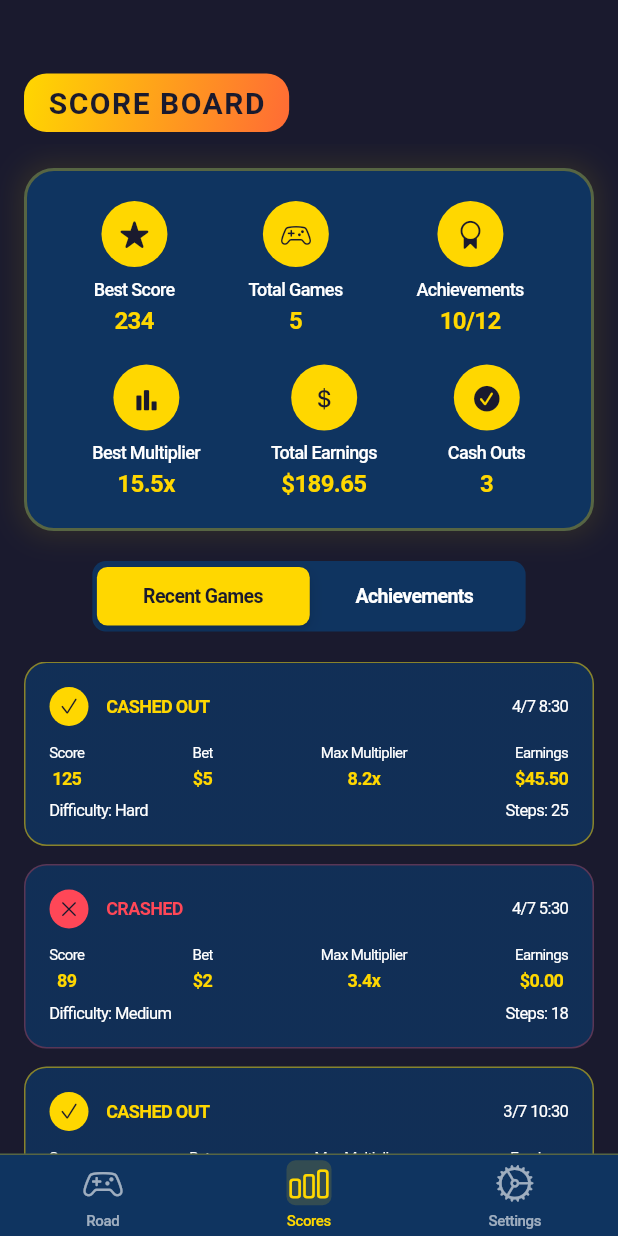
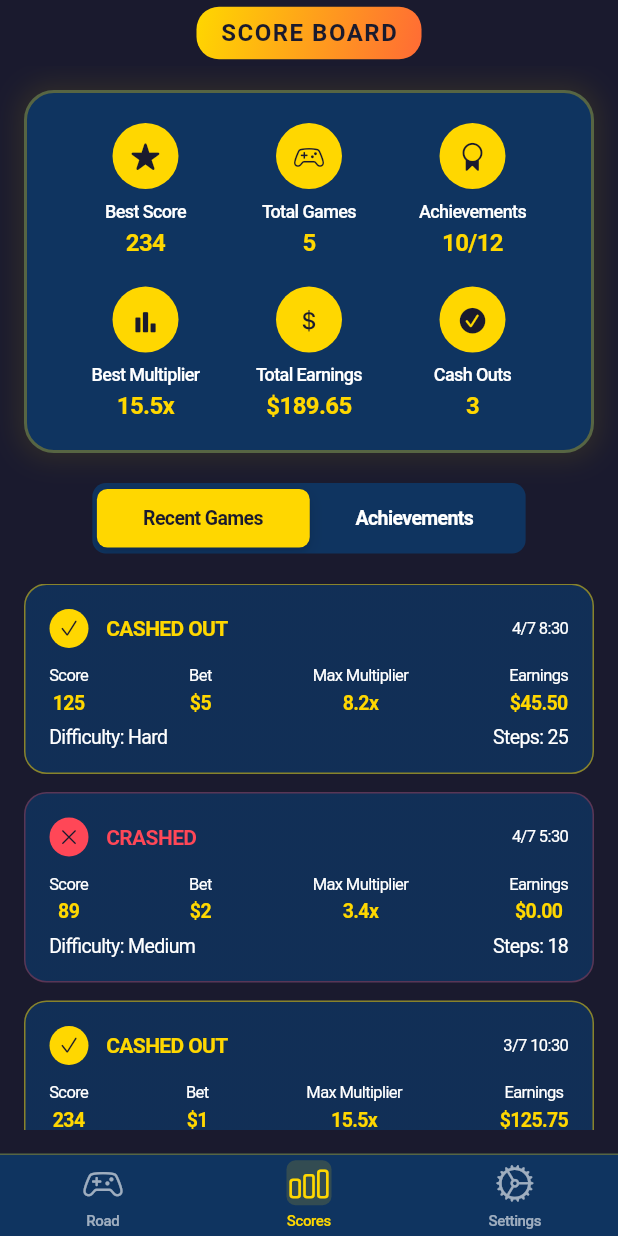
Before and after one commit to md-dvl/chicken_road_hc, a Flutter app: the screen it shows after launch, item 2 of the bottom bar chosen, on a phone screen of 412 x 824 dp. Run offline on Flutter 3.47's test engine with Material 3 defaults, Android fonts, the light colour scheme and no system bars.

Commit message:
25 commit

```diff
--- a/lib/screens/score_board_screen.dart
+++ b/lib/screens/score_board_screen.dart
@@ -18,9 +18,6 @@ class _ScoreBoardScreenState extends State<ScoreBoardScreen> {
   static const Color greyMultiplier = Color(0xFF0F3460);
   static const Color whiteText = Color(0xFFFFFFFF);
   static const Color accentOrange = Color(0xFFFF6B35);
-  static const Color accentBlue = Color(0xFF2ECC71);
-  static const Color accentPurple = Color(0xFF9B59B6);
-  static const Color greenButton = Color(0xFF00FF87);
   static const Color redColor = Color(0xFFFF4757);
 
   // Mock data for demonstration
@@ -165,22 +162,26 @@ class _ScoreBoardScreenState extends State<ScoreBoardScreen> {
   ];
 
   // Calculated stats from mock data
-  int get _bestScore => _mockGames.map((g) => g['score'] as int).reduce((a, b) => a > b ? a : b);
+  int get _bestScore =>
+      _mockGames.map((g) => g['score'] as int).reduce((a, b) => a > b ? a : b);
   int get _totalGames => _mockGames.length;
-  double get _totalEarnings => _mockGames.fold(0.0, (sum, g) => sum + (g['earnings'] as double));
-  double get _bestMultiplier => _mockGames.map((g) => g['maxMultiplier'] as double).reduce((a, b) => a > b ? a : b);
-  int get _successfulCashouts => _mockGames.where((g) => g['cashedOut'] as bool).length;
-  int get _unlockedAchievements => _achievements.where((a) => a['unlocked'] as bool).length;
+  double get _totalEarnings =>
+      _mockGames.fold(0.0, (sum, g) => sum + (g['earnings'] as double));
+  double get _bestMultiplier => _mockGames
+      .map((g) => g['maxMultiplier'] as double)
+      .reduce((a, b) => a > b ? a : b);
+  int get _successfulCashouts =>
+      _mockGames.where((g) => g['cashedOut'] as bool).length;
+  int get _unlockedAchievements =>
+      _achievements.where((a) => a['unlocked'] as bool).length;
 
   @override
   Widget build(BuildContext context) {
     return CupertinoPageScaffold(
       backgroundColor: darkBackground,
-      child: CustomScrollView(
-        slivers: [
-          CupertinoSliverNavigationBar(
+      navigationBar: CupertinoNavigationBar(
         backgroundColor: panelGrey,
-            largeTitle: Container(
+        middle: Container(
           padding: const EdgeInsets.symmetric(horizontal: 16, vertical: 8),
           decoration: BoxDecoration(
             gradient: LinearGradient(
@@ -194,14 +195,14 @@ class _ScoreBoardScreenState extends State<ScoreBoardScreen> {
             'SCORE BOARD',
             style: TextStyle(
               color: darkBackground,
-                  fontSize: 20,
+              fontSize: 16,
               fontWeight: FontWeight.bold,
               letterSpacing: 1.0,
             ),
           ),
         ),
       ),
-          SliverToBoxAdapter(
+      child: SafeArea(
         child: Padding(
           padding: const EdgeInsets.all(16.0),
           child: Column(
@@ -210,12 +211,10 @@ class _ScoreBoardScreenState extends State<ScoreBoardScreen> {
               const SizedBox(height: 20),
               _buildTabSelector(),
               const SizedBox(height: 20),
-                  _buildTabContent(),
+              Expanded(child: _buildTabContent()),
             ],
           ),
         ),
-          ),
-        ],
       ),
     );
   }
@@ -230,10 +229,7 @@ class _ScoreBoardScreenState extends State<ScoreBoardScreen> {
           end: Alignment.bottomRight,
         ),
         borderRadius: BorderRadius.circular(20),
-        border: Border.all(
-          color: goldColor.withOpacity(0.3),
-          width: 2,
-        ),
+        border: Border.all(color: goldColor.withOpacity(0.3), width: 2),
         boxShadow: [
           BoxShadow(
             color: goldColor.withOpacity(0.1),
@@ -245,20 +241,44 @@ class _ScoreBoardScreenState extends State<ScoreBoardScreen> {
       child: Column(
         children: [
           Row(
-            mainAxisAlignment: MainAxisAlignment.spaceAround,
+            mainAxisAlignment: MainAxisAlignment.spaceEvenly,
             children: [
-              _buildStatItem('Best Score', _bestScore.toString(), CupertinoIcons.star_fill),
-              _buildStatItem('Total Games', _totalGames.toString(), CupertinoIcons.game_controller),
-              _buildStatItem('Achievements', '$_unlockedAchievements/${_achievements.length}', CupertinoIcons.rosette),
+              _buildStatItem(
+                'Best Score',
+                _bestScore.toString(),
+                CupertinoIcons.star_fill,
+              ),
+              _buildStatItem(
+                'Total Games',
+                _totalGames.toString(),
+                CupertinoIcons.game_controller,
+              ),
+              _buildStatItem(
+                'Achievements',
+                '$_unlockedAchievements/${_achievements.length}',
+                CupertinoIcons.rosette,
+              ),
             ],
           ),
           const SizedBox(height: 20),
           Row(
-            mainAxisAlignment: MainAxisAlignment.spaceAround,
+            mainAxisAlignment: MainAxisAlignment.spaceEvenly,
             children: [
-              _buildStatItem('Best Multiplier', '${_bestMultiplier.toStringAsFixed(1)}x', CupertinoIcons.chart_bar_alt_fill),
-              _buildStatItem('Total Earnings', '\$${_totalEarnings.toStringAsFixed(2)}', CupertinoIcons.money_dollar),
-              _buildStatItem('Cash Outs', _successfulCashouts.toString(), CupertinoIcons.checkmark_circle_fill),
+              _buildStatItem(
+                'Best Multiplier',
+                '${_bestMultiplier.toStringAsFixed(1)}x',
+                CupertinoIcons.chart_bar_alt_fill,
+              ),
+              _buildStatItem(
+                'Total Earnings',
+                '\$${_totalEarnings.toStringAsFixed(2)}',
+                CupertinoIcons.money_dollar,
+              ),
+              _buildStatItem(
+                'Cash Outs',
+                _successfulCashouts.toString(),
+                CupertinoIcons.checkmark_circle_fill,
+              ),
             ],
           ),
         ],
@@ -267,23 +287,19 @@ class _ScoreBoardScreenState extends State<ScoreBoardScreen> {
   }
 
   Widget _buildStatItem(String label, String value, IconData icon) {
-    return Column(
+    return SizedBox(
+      width: 100,
+      child: Column(
         children: [
           Container(
             padding: const EdgeInsets.all(12),
-          decoration: BoxDecoration(
-            color: goldColor,
-            shape: BoxShape.circle,
-          ),
-          child: Icon(
-            icon,
-            color: darkBackground,
-            size: 20,
-          ),
+            decoration: BoxDecoration(color: goldColor, shape: BoxShape.circle),
+            child: Icon(icon, color: darkBackground, size: 20),
           ),
           const SizedBox(height: 8),
           Text(
             label,
+            textAlign: TextAlign.center,
             style: const TextStyle(
               color: whiteText,
               fontSize: 12,
@@ -293,6 +309,7 @@ class _ScoreBoardScreenState extends State<ScoreBoardScreen> {
           const SizedBox(height: 4),
           Text(
             value,
+            textAlign: TextAlign.center,
             style: const TextStyle(
               color: goldColor,
               fontSize: 16,
@@ -300,6 +317,7 @@ class _ScoreBoardScreenState extends State<ScoreBoardScreen> {
             ),
           ),
         ],
+      ),
     );
   }
 
@@ -348,9 +366,7 @@ class _ScoreBoardScreenState extends State<ScoreBoardScreen> {
   }
 
   Widget _buildRecentGames() {
-    return Container(
-      constraints: const BoxConstraints(maxHeight: 400),
-      child: ListView.builder(
+    return ListView.builder(
       itemCount: _mockGames.length,
       itemBuilder: (context, index) {
         final game = _mockGames[index];
@@ -359,13 +375,18 @@ class _ScoreBoardScreenState extends State<ScoreBoardScreen> {
           padding: const EdgeInsets.all(16),
           decoration: BoxDecoration(
             gradient: LinearGradient(
-                colors: [panelGrey.withOpacity(0.8), greyMultiplier.withOpacity(0.8)],
+              colors: [
+                panelGrey.withOpacity(0.8),
+                greyMultiplier.withOpacity(0.8),
+              ],
               begin: Alignment.centerLeft,
               end: Alignment.centerRight,
             ),
             borderRadius: BorderRadius.circular(15),
             border: Border.all(
-                color: game['cashedOut'] ? goldColor.withOpacity(0.5) : redColor.withOpacity(0.3),
+              color: game['cashedOut']
+                  ? goldColor.withOpacity(0.5)
+                  : redColor.withOpacity(0.3),
               width: 1,
             ),
           ),
@@ -384,7 +405,9 @@ class _ScoreBoardScreenState extends State<ScoreBoardScreen> {
                           shape: BoxShape.circle,
                         ),
                         child: Icon(
-                            game['cashedOut'] ? CupertinoIcons.checkmark : CupertinoIcons.xmark,
+                          game['cashedOut']
+                              ? CupertinoIcons.checkmark
+                              : CupertinoIcons.xmark,
                           color: darkBackground,
                           size: 14,
                         ),
@@ -395,17 +418,14 @@ class _ScoreBoardScreenState extends State<ScoreBoardScreen> {
                         style: TextStyle(
                           color: game['cashedOut'] ? goldColor : redColor,
                           fontWeight: FontWeight.bold,
-                            fontSize: 12,
+                          fontSize: 14,
                         ),
                       ),
                     ],
                   ),
                   Text(
                     '${game['date'].day}/${game['date'].month} ${game['date'].hour}:${game['date'].minute.toString().padLeft(2, '0')}',
-                      style: const TextStyle(
-                        color: whiteText,
-                        fontSize: 11,
-                      ),
+                    style: const TextStyle(color: whiteText, fontSize: 11),
                   ),
                 ],
               ),
@@ -415,8 +435,14 @@ class _ScoreBoardScreenState extends State<ScoreBoardScreen> {
                 children: [
                   _buildGameStatItem('Score', game['score'].toString()),
                   _buildGameStatItem('Bet', '\$${game['bet']}'),
-                    _buildGameStatItem('Max Multiplier', '${game['maxMultiplier'].toStringAsFixed(1)}x'),
-                    _buildGameStatItem('Earnings', '\$${game['earnings'].toStringAsFixed(2)}'),
+                  _buildGameStatItem(
+                    'Max Multiplier',
+                    '${game['maxMultiplier'].toStringAsFixed(1)}x',
+                  ),
+                  _buildGameStatItem(
+                    'Earnings',
+                    '\$${game['earnings'].toStringAsFixed(2)}',
+                  ),
                 ],
               ),
               const SizedBox(height: 8),
@@ -425,17 +451,11 @@ class _ScoreBoardScreenState extends State<ScoreBoardScreen> {
                 children: [
                   Text(
                     'Difficulty: ${game['difficulty']}',
-                      style: const TextStyle(
-                        color: whiteText,
-                        fontSize: 11,
-                      ),
+                    style: const TextStyle(color: whiteText, fontSize: 13),
                   ),
                   Text(
                     'Steps: ${game['stepsCompleted']}',
-                      style: const TextStyle(
-                        color: whiteText,
-                        fontSize: 11,
-                      ),
+                    style: const TextStyle(color: whiteText, fontSize: 13),
                   ),
                 ],
               ),
@@ -443,26 +463,19 @@ class _ScoreBoardScreenState extends State<ScoreBoardScreen> {
           ),
         );
       },
-      ),
     );
   }
 
   Widget _buildGameStatItem(String label, String value) {
     return Column(
       children: [
-        Text(
-          label,
-          style: const TextStyle(
-            color: whiteText,
-            fontSize: 10,
-          ),
-        ),
+        Text(label, style: const TextStyle(color: whiteText, fontSize: 11)),
         const SizedBox(height: 4),
         Text(
           value,
           style: const TextStyle(
             color: goldColor,
-            fontSize: 12,
+            fontSize: 13,
             fontWeight: FontWeight.bold,
           ),
         ),
@@ -471,9 +484,7 @@ class _ScoreBoardScreenState extends State<ScoreBoardScreen> {
   }
 
   Widget _buildAchievements() {
-    return Container(
-      constraints: const BoxConstraints(maxHeight: 400),
-      child: GridView.builder(
+    return GridView.builder(
       gridDelegate: const SliverGridDelegateWithFixedCrossAxisCount(
         crossAxisCount: 2,
         crossAxisSpacing: 12,
@@ -489,43 +500,50 @@ class _ScoreBoardScreenState extends State<ScoreBoardScreen> {
             gradient: LinearGradient(
               colors: achievement['unlocked']
                   ? [goldColor.withOpacity(0.2), accentOrange.withOpacity(0.2)]
-                    : [panelGrey.withOpacity(0.5), greyMultiplier.withOpacity(0.5)],
+                  : [
+                      panelGrey.withOpacity(0.5),
+                      greyMultiplier.withOpacity(0.5),
+                    ],
               begin: Alignment.topLeft,
               end: Alignment.bottomRight,
             ),
             borderRadius: BorderRadius.circular(15),
             border: Border.all(
-                color: achievement['unlocked'] ? goldColor.withOpacity(0.5) : whiteText.withOpacity(0.2),
+              color: achievement['unlocked']
+                  ? goldColor.withOpacity(0.5)
+                  : whiteText.withOpacity(0.2),
               width: 1,
             ),
           ),
           child: Column(
             mainAxisAlignment: MainAxisAlignment.center,
             children: [
-                Text(
-                  achievement['icon'],
-                  style: const TextStyle(fontSize: 32),
-                ),
+              Text(achievement['icon'], style: const TextStyle(fontSize: 32)),
               const SizedBox(height: 8),
               Text(
                 achievement['title'],
                 textAlign: TextAlign.center,
                 style: TextStyle(
-                    color: achievement['unlocked'] ? goldColor : whiteText.withOpacity(0.5),
+                  color: achievement['unlocked']
+                      ? goldColor
+                      : whiteText.withOpacity(0.5),
                   fontWeight: FontWeight.bold,
-                    fontSize: 12,
+                  fontSize: 14,
                 ),
               ),
-                const SizedBox(height: 4),
+              const SizedBox(height: 6),
               Text(
                 achievement['description'],
                 textAlign: TextAlign.center,
                 style: TextStyle(
-                    color: achievement['unlocked'] ? whiteText : whiteText.withOpacity(0.5),
-                    fontSize: 10,
+                  color: achievement['unlocked']
+                      ? whiteText
+                      : whiteText.withOpacity(0.5),
+                  fontSize: 12,
                 ),
               ),
-                if (achievement['unlocked'] && achievement['unlockedDate'] != null)
+              if (achievement['unlocked'] &&
+                  achievement['unlockedDate'] != null)
                 Padding(
                   padding: const EdgeInsets.only(top: 4),
                   child: Text(
@@ -540,7 +558,6 @@ class _ScoreBoardScreenState extends State<ScoreBoardScreen> {
           ),
         );
       },
-      ),
     );
   }
 }
```
Also changed, not shown: lib/models/session_stats.dart (added, +74 -0 lines). Lines whose indentation alone changed are shown as unchanged.
